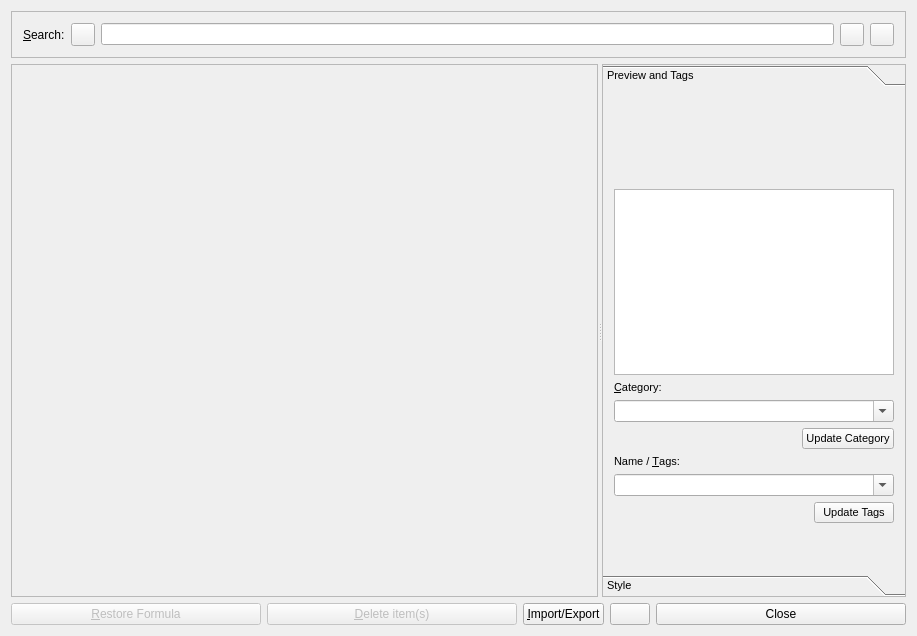
Before: the Qt Designer form src/klflibrarybrowserui.ui in CryFeiFei/klatexformula, drawn with Qt 5.
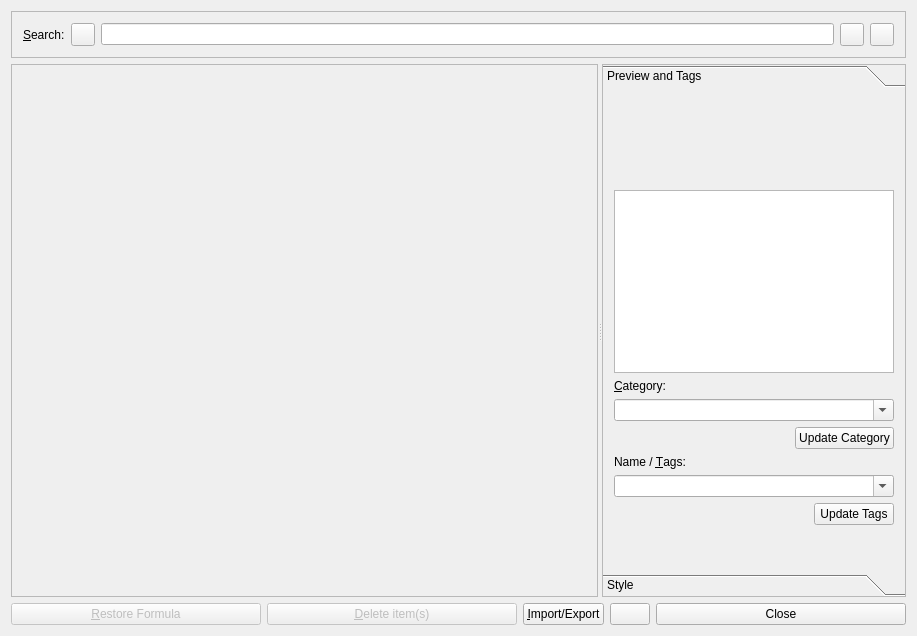
After: the same form once the commit is applied. Icons and pictures are not drawn.

Patch:
```diff
--- a/src/klflibrarybrowserui.ui
+++ b/src/klflibrarybrowserui.ui
@@ -142,11 +142,6 @@
       </property>
      </widget>
      <widget class="QToolBox" name="wPreview" >
-      <property name="font" >
-       <font>
-        <pointsize>8</pointsize>
-       </font>
-      </property>
       <property name="frameShape" >
        <enum>QFrame::StyledPanel</enum>
       </property>
@@ -161,8 +156,8 @@
         <rect>
          <x>0</x>
          <y>0</y>
-         <width>288</width>
-         <height>480</height>
+         <width>303</width>
+         <height>432</height>
         </rect>
        </property>
        <attribute name="label" >
```
Left out of the diff: 7 changed lines with no effect on the pictures.
